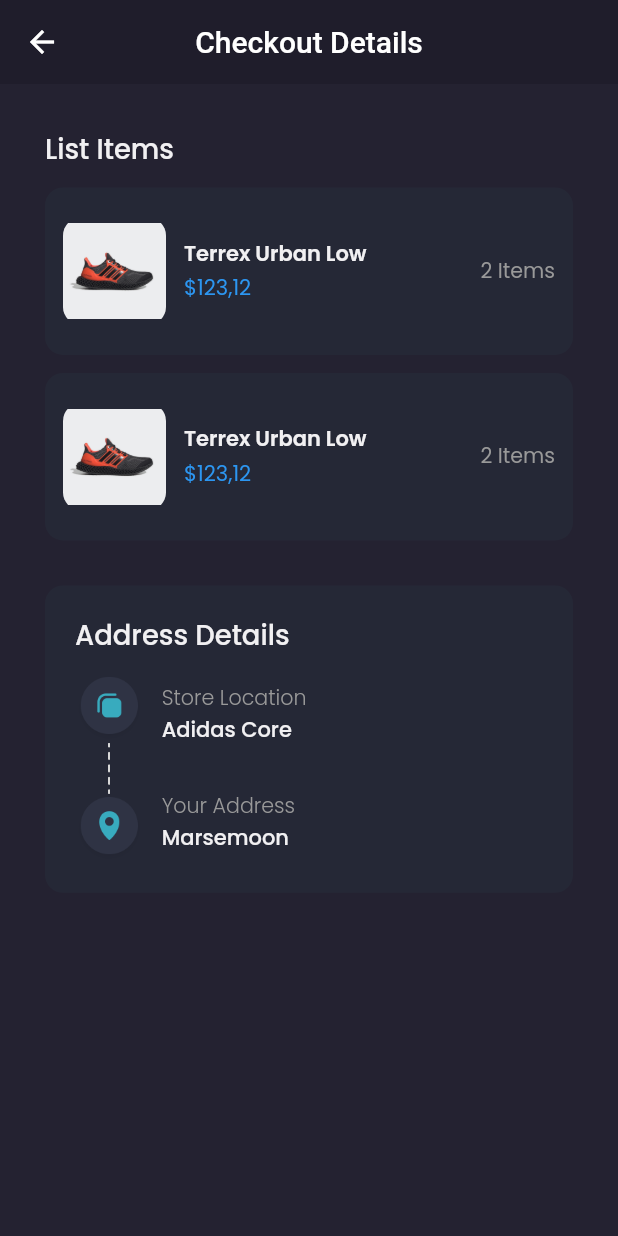
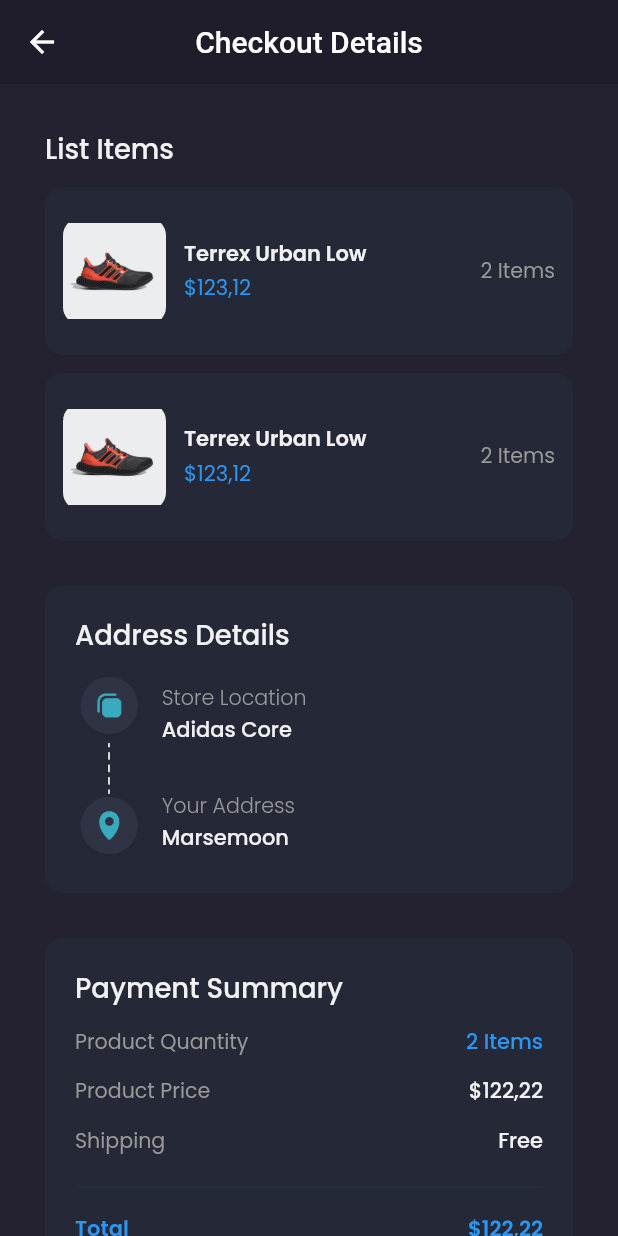
Before and after one commit to andripriyandi/Shoes-Market, a Flutter app: the CheckoutPage screen opened by its route, on a phone screen of 412 x 824 dp. Run offline on Flutter 3.47's test engine with Material 2 defaults, Android fonts, the phone set to English and light mode, and no system bars; our stand-ins replace carousel_slider, flutter_screenutil, google_fonts.

Commit message:
[FEAT]: Checout page part payment summary

```diff
--- a/lib/pages/checkout/checkout_page.dart
+++ b/lib/pages/checkout/checkout_page.dart
@@ -126,6 +126,117 @@ class CheckoutPage extends StatelessWidget {
                 ),
               ],
             ),
+          ),
+
+          // NOTE: PAYMENT SUMMARY
+          Container(
+            margin: EdgeInsets.only(
+              top: defaultMargin,
+            ),
+            padding: const EdgeInsets.all(20),
+            decoration: BoxDecoration(
+              borderRadius: BorderRadius.circular(12),
+              color: backgroundColor4,
+            ),
+            child: Column(
+              crossAxisAlignment: CrossAxisAlignment.start,
+              children: [
+                Text(
+                  'Payment Summary',
+                  style: primaryTextStyle.copyWith(
+                    fontSize: 16.sp,
+                    fontWeight: medium,
+                  ),
+                ),
+                const SizedBox(
+                  height: 12,
+                ),
+                Row(
+                  mainAxisAlignment: MainAxisAlignment.spaceBetween,
+                  children: [
+                    Text(
+                      'Product Quantity',
+                      style: secondaryTextStyle.copyWith(
+                        fontSize: 12.sp,
+                      ),
+                    ),
+                    Text(
+                      '2 Items',
+                      style: priceTextStyle.copyWith(
+                        fontWeight: medium,
+                      ),
+                    ),
+                  ],
+                ),
+                const SizedBox(
+                  height: 12,
+                ),
+                Row(
+                  mainAxisAlignment: MainAxisAlignment.spaceBetween,
+                  children: [
+                    Text(
+                      'Product Price',
+                      style: secondaryTextStyle.copyWith(
+                        fontSize: 12.sp,
+                      ),
+                    ),
+                    Text(
+                      '\$122,22',
+                      style: primaryTextStyle.copyWith(
+                        fontWeight: medium,
+                      ),
+                    ),
+                  ],
+                ),
+                const SizedBox(
+                  height: 12,
+                ),
+                Row(
+                  mainAxisAlignment: MainAxisAlignment.spaceBetween,
+                  children: [
+                    Text(
+                      'Shipping',
+                      style: secondaryTextStyle.copyWith(
+                        fontSize: 12.sp,
+                      ),
+                    ),
+                    Text(
+                      'Free',
+                      style: primaryTextStyle.copyWith(
+                        fontWeight: medium,
+                      ),
+                    ),
+                  ],
+                ),
+                const SizedBox(
+                  height: 12,
+                ),
+                const Divider(
+                  thickness: 1,
+                  color: Color(0xff213141),
+                ),
+                const SizedBox(
+                  height: 10,
+                ),
+                Row(
+                  mainAxisAlignment: MainAxisAlignment.spaceBetween,
+                  children: [
+                    Text(
+                      'Total',
+                      style: priceTextStyle.copyWith(
+                        fontWeight: semiBold,
+                      ),
+                    ),
+                    Text(
+                      '\$122,22',
+                      style: priceTextStyle.copyWith(
+                        fontWeight: semiBold,
+                      ),
+                    ),
+                  ],
+                ),
+              ],
+            ),
           )
         ],
       );
```
